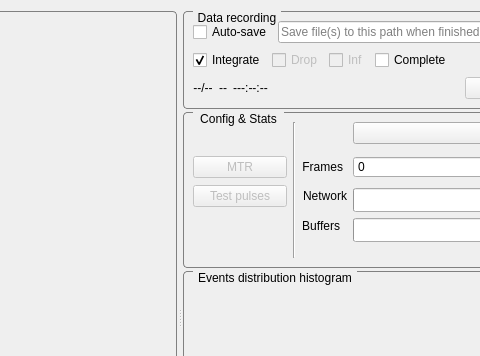
Old version of the form SpidrMpx3Eq/qcstmglvisualization.ui in the repository navrit/dexter; both pictures show x 511 to 991 and y 0 to 356 of the 1249 by 634 pixel window.
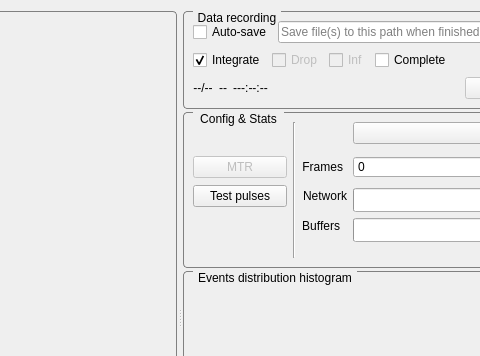
New version of the form. Custom widgets are drawn as their Qt base class.

Patch:
```diff
--- a/SpidrMpx3Eq/qcstmglvisualization.ui
+++ b/SpidrMpx3Eq/qcstmglvisualization.ui
@@ -713,7 +713,7 @@
             <item row="4" column="0">
              <widget class="QPushButton" name="testPulsesPushButton">
               <property name="enabled">
-               <bool>false</bool>
+               <bool>true</bool>
               </property>
               <property name="minimumSize">
                <size>
```
